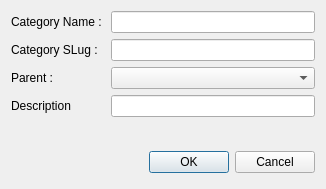
The window that src/addcategorybase.ui (mtux/bilbo) describes before a commit, drawn with Qt 5.
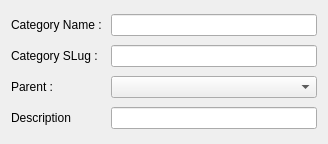
The same window after the commit.

Commit message: some works for migraing AddCategory and AddEditBlog done, blogs information database moved to kde dirs. DBMan migrated.

The edit to the form file:
```diff
--- a/src/addcategorybase.ui
+++ b/src/addcategorybase.ui
@@ -1,108 +1,58 @@
 <ui version="4.0" >
  <class>AddCategoryBase</class>
- <widget class="QDialog" name="AddCategoryBase" >
+ <widget class="QWidget" name="AddCategoryBase" >
   <property name="geometry" >
    <rect>
     <x>0</x>
     <y>0</y>
-    <width>326</width>
-    <height>189</height>
+    <width>328</width>
+    <height>144</height>
    </rect>
   </property>
   <property name="windowTitle" >
    <string>Dialog</string>
   </property>
   <layout class="QGridLayout" name="gridLayout" >
-   <item row="7" column="0" colspan="2" >
-    <layout class="QHBoxLayout" >
-     <property name="spacing" >
-      <number>6</number>
-     </property>
-     <property name="margin" >
-      <number>0</number>
-     </property>
-     <item>
-      <spacer>
-       <property name="orientation" >
-        <enum>Qt::Horizontal</enum>
-       </property>
-       <property name="sizeHint" stdset="0" >
-        <size>
-         <width>131</width>
-         <height>31</height>
-        </size>
-       </property>
-      </spacer>
-     </item>
-     <item>
-      <widget class="QPushButton" name="okButton" >
-       <property name="text" >
-        <string>OK</string>
-       </property>
-      </widget>
-     </item>
-     <item>
-      <widget class="QPushButton" name="cancelButton" >
-       <property name="text" >
-        <string>Cancel</string>
-       </property>
-      </widget>
-     </item>
-    </layout>
-   </item>
-   <item row="1" column="0" >
+   <item row="0" column="0" >
     <widget class="QLabel" name="label" >
      <property name="text" >
       <string>Category Name : </string>
      </property>
     </widget>
    </item>
-   <item row="1" column="1" >
+   <item row="0" column="1" >
     <widget class="QLineEdit" name="txtCategory" />
    </item>
-   <item row="6" column="0" colspan="2" >
-    <spacer name="verticalSpacer" >
-     <property name="orientation" >
-      <enum>Qt::Vertical</enum>
-     </property>
-     <property name="sizeHint" stdset="0" >
-      <size>
-       <width>20</width>
-       <height>40</height>
-      </size>
-     </property>
-    </spacer>
-   </item>
-   <item row="2" column="1" >
-    <widget class="QLineEdit" name="txtSLug" />
-   </item>
-   <item row="2" column="0" >
+   <item row="1" column="0" >
     <widget class="QLabel" name="label_2" >
      <property name="text" >
       <string>Category SLug : </string>
      </property>
     </widget>
    </item>
-   <item row="4" column="0" >
-    <widget class="QLabel" name="label_3" >
-     <property name="text" >
-      <string>Description</string>
-     </property>
-    </widget>
+   <item row="1" column="1" >
+    <widget class="QLineEdit" name="txtSLug" />
    </item>
-   <item row="4" column="1" >
-    <widget class="QLineEdit" name="txtDescription" />
-   </item>
-   <item row="3" column="0" >
+   <item row="2" column="0" >
     <widget class="QLabel" name="label_4" >
      <property name="text" >
       <string>Parent :</string>
      </property>
     </widget>
    </item>
-   <item row="3" column="1" >
+   <item row="2" column="1" >
     <widget class="QComboBox" name="comboParent" />
    </item>
+   <item row="3" column="0" >
+    <widget class="QLabel" name="label_3" >
+     <property name="text" >
+      <string>Description</string>
+     </property>
+    </widget>
+   </item>
+   <item row="3" column="1" >
+    <widget class="QLineEdit" name="txtDescription" />
+   </item>
   </layout>
  </widget>
  <resources/>
```
Left out of the diff: 37 changed lines with no effect on the pictures. The commit also changes 8 other files.
